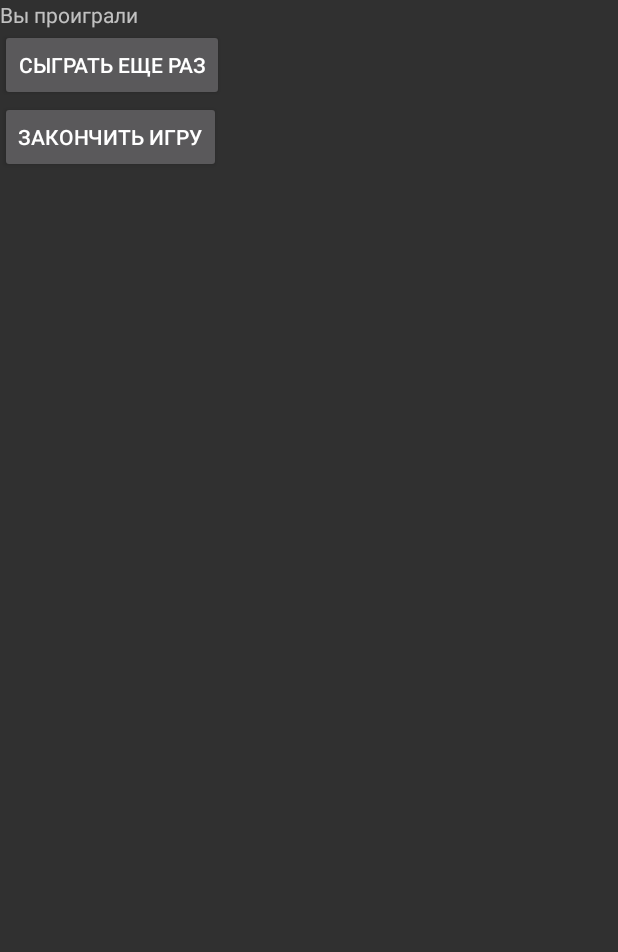
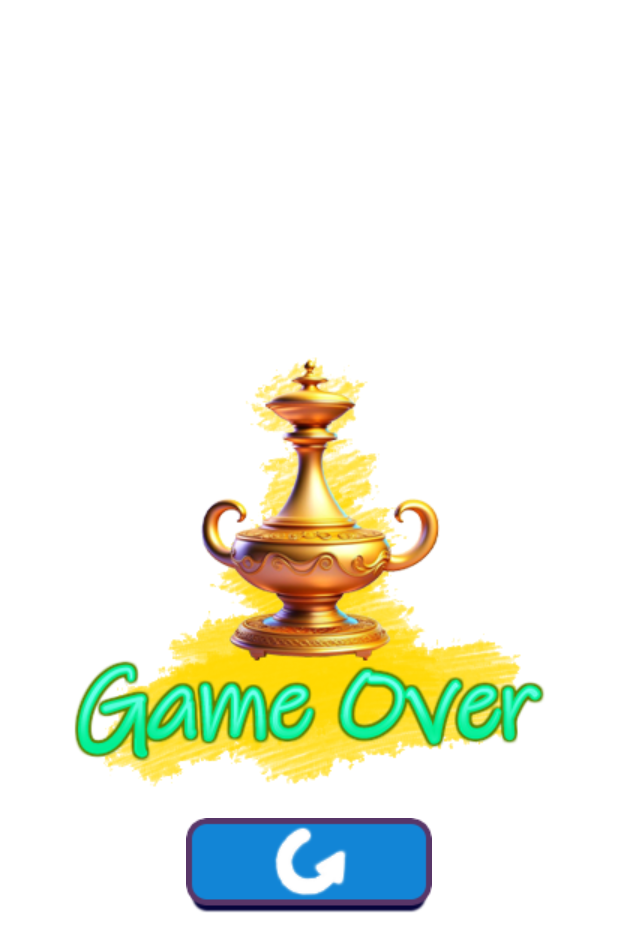
Before and after one commit to RatWithCoffee/slots, an Android app: the layout end_game_dialog.xml on its own in the app's theme, with its tools: preview values and no code run, on a phone screen of 412 x 824 dp. Shown: the top 952 px of the screen. Run offline under Robolectric (Android 15) with nearby library versions, the light colour scheme and no system bars.

Commit message:
end game

```diff
--- a/app/src/main/java/com/template/model/GameState.java
+++ b/app/src/main/java/com/template/model/GameState.java
@@ -4,7 +4,7 @@ import android.util.Log;
 
 // описывает состояние текущей игры
 public class GameState {
-    public static final int defaultInitSum = 5000;
+    public static final int defaultInitSum = 100;
     public static final int defaultInitBet = 100;
 
     private int newBet;
@@ -53,11 +53,11 @@ public class GameState {
         Log.i("de", String.valueOf(bet));
     }
 
-    public void setBet() {
+    public void updateBet() {
         bet = newBet;
     }
 
-    public void setNewBet() {
+    public void dropNewBet() {
         newBet = bet;
     }
 
@@ -75,6 +75,9 @@ public class GameState {
     }
 
     public void restartGame() {
+        bet = defaultInitBet;
         sum = defaultInitSum;
+        newBet = bet;
     }
+
 }
--- a/app/src/main/res/layout/end_game_dialog.xml
+++ b/app/src/main/res/layout/end_game_dialog.xml
@@ -2,29 +2,26 @@
 <LinearLayout xmlns:android="http://schemas.android.com/apk/res/android"
     android:layout_width="match_parent"
     android:layout_height="match_parent"
+    android:gravity="center"
+    android:orientation="vertical"
+    android:background="@color/white"
+    android:padding="20dp">
 
-    android:orientation="vertical">
 
-    <TextView
-        android:id="@+id/end_game_message"
+    <ImageView
+        android:id="@+id/curr_image1"
         android:layout_width="wrap_content"
         android:layout_height="wrap_content"
-        android:text="@string/game_over_message"
-        />
+        android:src="@drawable/end" />
 
-    <Button
+    <ImageButton
         android:id="@+id/replay_button"
         android:layout_width="wrap_content"
         android:layout_height="wrap_content"
+        android:background="@null"
+        android:src="@drawable/bott_res"
         android:text="@string/replay_button"
+        android:contentDescription="TODO" />
 
-        />
-
-    <Button
-        android:id="@+id/end_button"
-        android:layout_width="wrap_content"
-        android:layout_height="wrap_content"
-        android:text="@string/end_game"
-        />
 
 </LinearLayout>
```
Also changed, not shown: app/src/main/java/com/template/view/activities/GameActivity.java (+9 -10 lines), app/src/main/java/com/template/view/dialogs/EndGameDialog.java (+2 -8 lines), app/src/main/java/com/template/view/dialogs/SetBetDialog.java (deleted, +0 -48 lines), app/src/main/res/layout/toolbar.xml (deleted, +0 -19 lines), app/src/main/res/drawable/casino.jpg (deleted), app/src/main/res/drawable/end.png.
